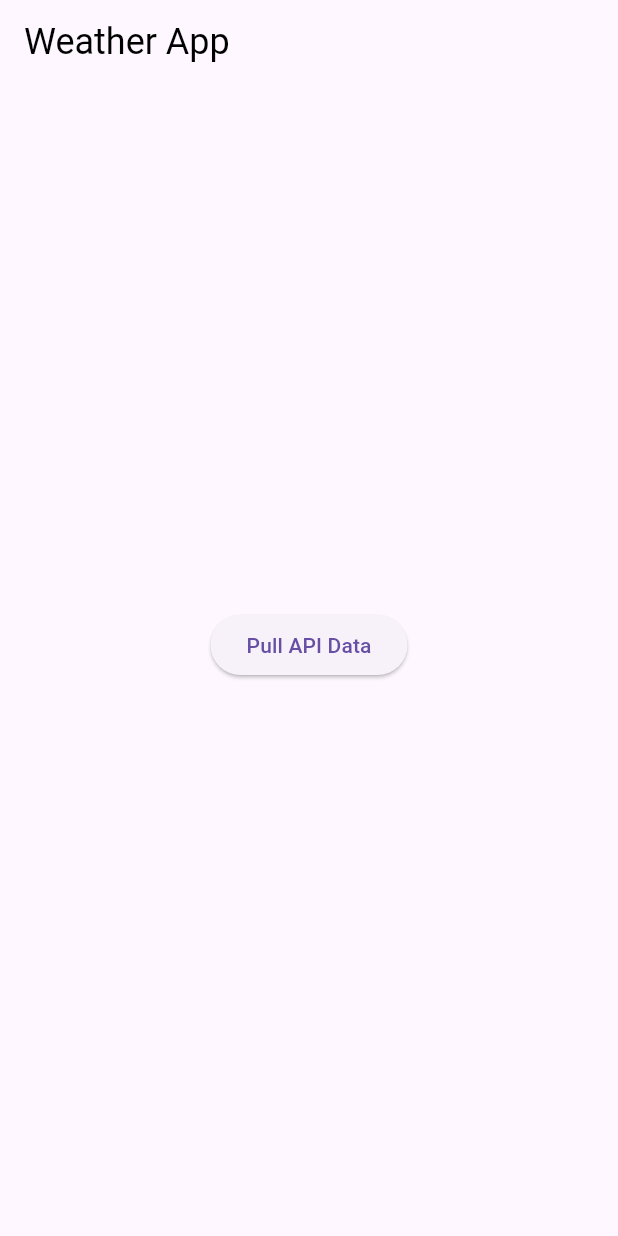
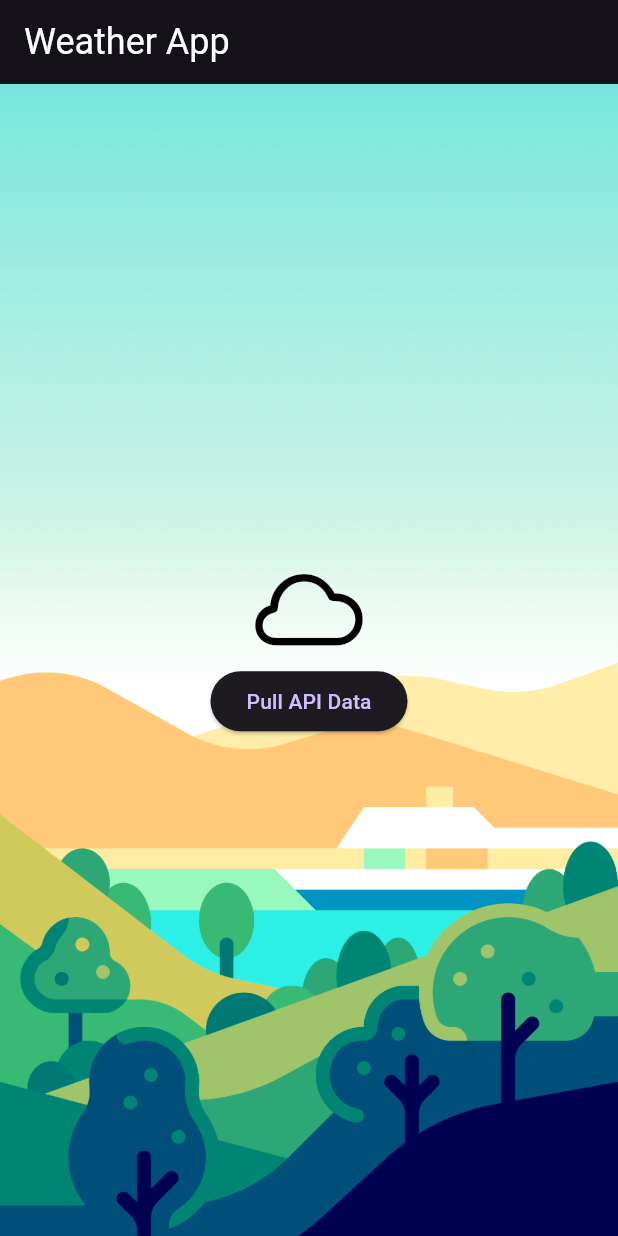
Before and after one commit to Karnan123/RainSense-Smart-Water-Management, a Flutter app: the screen it shows after launch, on a phone screen of 412 x 824 dp. Run offline on Flutter 3.47's test engine with Material 3 defaults, Android fonts, the phone set to English and light mode, and no system bars.

Commit message:
Added Background and new designs

```diff
--- a/Weather_App_Dart/Weather_App_Dart_1/lib/main.dart
+++ b/Weather_App_Dart/Weather_App_Dart_1/lib/main.dart
@@ -1,3 +1,4 @@
+import 'package:flutter/cupertino.dart';
 import 'package:flutter/material.dart';
 import 'package:http/http.dart' as http;
 import 'dart:convert';
@@ -12,7 +13,8 @@ class WeatherApp extends StatelessWidget {
   // This widget is the root of your application.
   @override
   Widget build(BuildContext context) {
-    return const MaterialApp(
+    return MaterialApp(
+      theme: ThemeData.dark(),
       home: MyHomePage(),
     );
   }
@@ -98,27 +100,29 @@ class _MyHomePageState extends State<MyHomePage> {
     // than having to individually change instances of widgets.
     return Scaffold(
       appBar: AppBar(
-        title: const Text('Weather App', style: TextStyle(fontSize: 24, color: Colors.black, )),
+        title: const Text('Weather App', style: TextStyle(fontSize: 24, color: Colors.white, )),
       ),
-      body: Center(
-        // Center is a layout widget. It takes a single child and positions it
-        // in the middle of the parent.
+      body:
+        Container(
+          constraints: const BoxConstraints.expand(),
+          decoration: const BoxDecoration(
+            image: DecorationImage(
+              image: AssetImage('assets/sunny.png'),
+              fit: BoxFit.cover,
+            ),
+          ),
+
+
         child: Column(
-          // Column is also a layout widget. It takes a list of children and
-          // arranges them vertically. By default, it sizes itself to fit its
-          // children horizontally, and tries to be as tall as its parent.
-          //
-          // Column has various properties to control how it sizes itself and
-          // how it positions its children. Here we use mainAxisAlignment to
-          // center the children vertically; the main axis here is the vertical
-          // axis because Columns are vertical (the cross axis would be
-          // horizontal).
-          //
-          // TRY THIS: Invoke "debug painting" (choose the "Toggle Debug Paint"
-          // action in the IDE, or press "p" in the console), to see the
-          // wireframe for each widget.
           mainAxisAlignment: MainAxisAlignment.center,
           children: <Widget>[
+            Container(
+              child: Icon(
+                CupertinoIcons.cloud,
+                color: Colors.black,
+                size: 75.0
+              ),
+            ),
             ElevatedButton(
               onPressed: () {
                 collectWeatherData();
@@ -138,7 +142,7 @@ class _MyHomePageState extends State<MyHomePage> {
               ),
           ],
         ),
-      ),
+      )
     );
   }
 }
--- a/Weather_App_Dart/Weather_App_Dart_1/pubspec.yaml
+++ b/Weather_App_Dart/Weather_App_Dart_1/pubspec.yaml
@@ -64,6 +64,8 @@ flutter:
   #   - images/a_dot_burr.jpeg
   #   - images/a_dot_ham.jpeg
 
+  assets:
+    - assets/
   # An image asset can refer to one or more resolution-specific "variants", see
   # https://flutter.dev/to/resolution-aware-images
 
```
Also changed, not shown: Weather_App_Dart/Weather_App_Dart_1/assets/cloudy.png (added), Weather_App_Dart/Weather_App_Dart_1/assets/night.png (added), Weather_App_Dart/Weather_App_Dart_1/assets/sunny.png (added).
